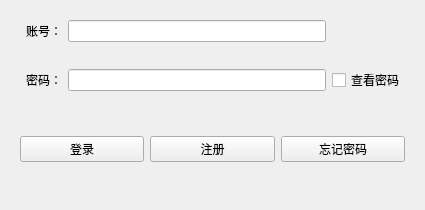
Qt form src/loginform.ui (az7792/MyChat) before a commit.
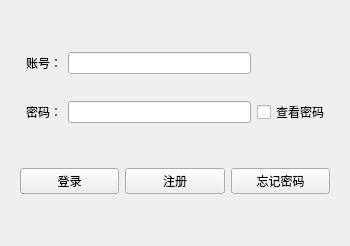
The same form after that commit.

The edit to the form file:
```diff
--- a/src/loginform.ui
+++ b/src/loginform.ui
@@ -6,42 +6,33 @@
    <rect>
     <x>0</x>
     <y>0</y>
-    <width>425</width>
-    <height>210</height>
+    <width>350</width>
+    <height>246</height>
    </rect>
   </property>
+  <property name="sizePolicy">
+   <sizepolicy hsizetype="Preferred" vsizetype="Preferred">
+    <horstretch>0</horstretch>
+    <verstretch>0</verstretch>
+   </sizepolicy>
+  </property>
+  <property name="minimumSize">
+   <size>
+    <width>0</width>
+    <height>0</height>
+   </size>
+  </property>
+  <property name="maximumSize">
+   <size>
+    <width>16777215</width>
+    <height>16777215</height>
+   </size>
+  </property>
   <property name="windowTitle">
    <string>Widget</string>
   </property>
   <layout class="QFormLayout" name="formLayout">
-   <item row="1" column="0" colspan="2">
-    <widget class="QWidget" name="widget_2" native="true">
-     <layout class="QHBoxLayout" name="horizontalLayout">
-      <item>
-       <widget class="QPushButton" name="loginPushButton">
-        <property name="text">
-         <string>登录</string>
-        </property>
-       </widget>
-      </item>
-      <item>
-       <widget class="QPushButton" name="registerPushButton">
-        <property name="text">
-         <string>注册</string>
-        </property>
-       </widget>
-      </item>
-      <item>
-       <widget class="QPushButton" name="retrievePasswordPushButton">
-        <property name="text">
-         <string>忘记密码</string>
-        </property>
-       </widget>
-      </item>
-     </layout>
-    </widget>
-   </item>
-   <item row="0" column="1">
+   <item row="1" column="1">
     <widget class="QWidget" name="widget" native="true">
      <layout class="QGridLayout" name="gridLayout_2">
       <item row="2" column="0">
@@ -97,17 +88,64 @@
         <property name="styleSheet">
          <string notr="true">QLabel { color : red; }</string>
         </property>
+       </widget>
+      </item>
+     </layout>
+    </widget>
+   </item>
+   <item row="2" column="0" colspan="2">
+    <widget class="QWidget" name="widget_2" native="true">
+     <layout class="QHBoxLayout" name="horizontalLayout">
+      <item>
+       <widget class="QPushButton" name="loginPushButton">
         <property name="text">
-         <string/>
+         <string>登录</string>
         </property>
-        <property name="wordWrap">
-         <bool>true</bool>
+       </widget>
+      </item>
+      <item>
+       <widget class="QPushButton" name="registerPushButton">
+        <property name="text">
+         <string>注册</string>
         </property>
        </widget>
       </item>
+      <item>
+       <widget class="QPushButton" name="retrievePasswordPushButton">
+        <property name="text">
+         <string>忘记密码</string>
+        </property>
+       </widget>
+      </item>
      </layout>
     </widget>
    </item>
+   <item row="0" column="1">
+    <spacer name="verticalSpacer">
+     <property name="orientation">
+      <enum>Qt::Vertical</enum>
+     </property>
+     <property name="sizeHint" stdset="0">
+      <size>
+       <width>20</width>
+       <height>40</height>
+      </size>
+     </property>
+    </spacer>
+   </item>
+   <item row="3" column="1">
+    <spacer name="verticalSpacer_2">
+     <property name="orientation">
+      <enum>Qt::Vertical</enum>
+     </property>
+     <property name="sizeHint" stdset="0">
+      <size>
+       <width>20</width>
+       <height>40</height>
+      </size>
+     </property>
+    </spacer>
+   </item>
   </layout>
  </widget>
  <resources/>
```
Left out of the diff: 44 changed lines with no effect on the pictures.
